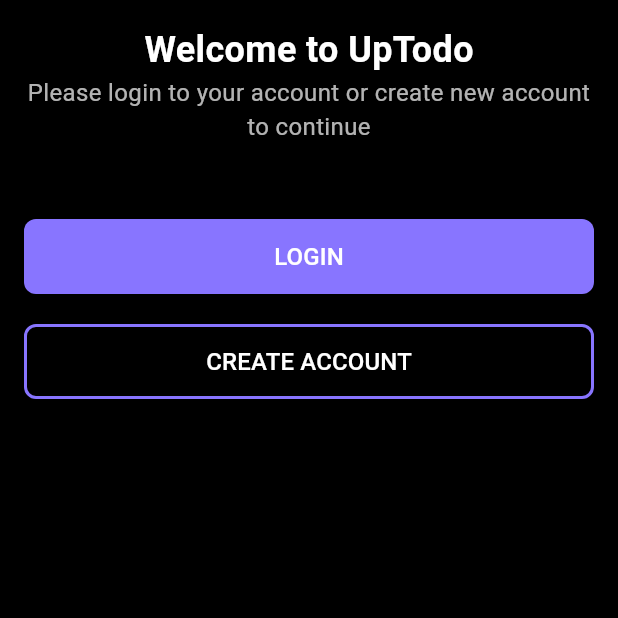
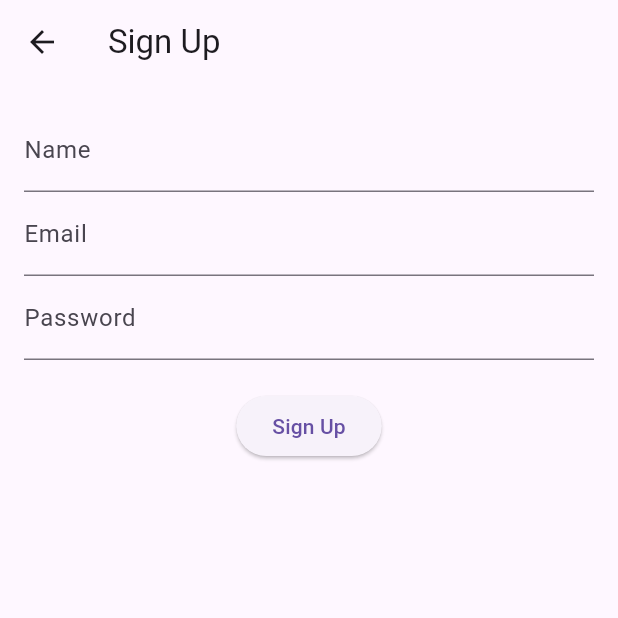
Before and after one commit to ziadimaish-Dimensions/ToDoApp, a Flutter app: the DecisionScreen screen opened directly, after a tap on "CREATE ACCOUNT", on a phone screen of 412 x 824 dp, the top half of it. Run offline on Flutter 3.47's test engine with Material 3 defaults, Android fonts, the phone set to English and light mode, and no system bars; our stand-ins replace cloud_firestore, firebase_auth, firebase_core; accounts and stored records are empty.

Commit message:
implementing authentication widget

```diff
--- a/lib/features/on_boarding/view/on_boarding_screen.dart
+++ b/lib/features/on_boarding/view/on_boarding_screen.dart
@@ -1,7 +1,6 @@
 import 'package:flutter/material.dart';
-import 'package:to_do_app/features/authentication/view/authentication_screen.dart';
-import 'package:to_do_app/features/authentication/view/decision_screen.dart';
 import 'package:to_do_app/features/on_boarding/widget/on_boarding_widget.dart';
+import 'package:to_do_app/features/sign_in/view/decision_screen.dart';
 import 'package:to_do_app/global/widgets/custom_elevated_button.dart';
 
 class OnBoardingScreen extends StatefulWidget {
--- a/lib/features/authentication/view/decision_screen.dart
+++ b/lib/features/sign_in/view/decision_screen.dart
@@ -1,5 +1,6 @@
 import 'package:flutter/material.dart';
-import 'package:to_do_app/features/authentication/view/authentication_screen.dart';
+import 'package:to_do_app/features/sign_in/view/sign_in_screen.dart';
+import 'package:to_do_app/features/sign_up/view/sign_up_screen.dart';
 import 'package:to_do_app/global/widgets/custom_elevated_button.dart';
 
 class DecisionScreen extends StatelessWidget {
@@ -41,7 +42,7 @@ class DecisionScreen extends StatelessWidget {
                 onPressed: () {
                   Navigator.of(context).push(
                     MaterialPageRoute(
-                      builder: (context) => const AuthenticationScreen(),
+                      builder: (context) => const SignInScreen(),
                     ),
                   );
                 },
@@ -50,7 +51,13 @@ class DecisionScreen extends StatelessWidget {
               const SizedBox(height: 20),
               CustomElevatedButton(
                 text: 'CREATE ACCOUNT',
-                onPressed: () {},
+                onPressed: () {
+                  Navigator.of(context).push(
+                    MaterialPageRoute(
+                      builder: (context) => SignUpScreen(),
+                    ),
+                  );
+                },
                 color: Colors.transparent,
                 borderColor: const Color(0xFF8875FF),
               ),
--- /dev/null
+++ b/lib/features/sign_up/view/sign_up_screen.dart
@@ -0,0 +1,76 @@
+import 'package:firebase_auth/firebase_auth.dart';
+import 'package:flutter/material.dart';
+import 'package:to_do_app/global/authentication/authentication_repository.dart';
+
+class SignUpScreen extends StatefulWidget {
+  const SignUpScreen({super.key});
+
+  @override
+  State<SignUpScreen> createState() => _SignUpScreenState();
+}
+
+class _SignUpScreenState extends State<SignUpScreen> {
+  final TextEditingController _emailController = TextEditingController();
+  final TextEditingController _passwordController = TextEditingController();
+  final TextEditingController _nameController = TextEditingController();
+  final AuthenticationRepository _authRepository = AuthenticationRepository();
+
+  @override
+  void dispose() {
+    _emailController.dispose();
+    _passwordController.dispose();
+    _nameController.dispose();
+    super.dispose();
+  }
+
+  void _signUp() async {
+    String email = _emailController.text;
+    String password = _passwordController.text;
+    String name = _nameController.text;
+
+    User? user = await _authRepository.signUpWithEmailPassword(email, password, name);
+    if (user != null) {
+      // Successfully signed up
+      print('User signed up: ${user.email}');
+      // Navigate to home screen or show success message
+    } else {
+      // Failed to sign up
+      print('Failed to sign up');
+      // Show error message
+    }
+  }
+
+  @override
+  Widget build(BuildContext context) {
+    return Scaffold(
+      appBar: AppBar(
+        title: const Text('Sign Up'),
+      ),
+      body: Padding(
+        padding: const EdgeInsets.all(16.0),
+        child: Column(
+          children: <Widget>[
+            TextField(
+              controller: _nameController,
+              decoration: const InputDecoration(labelText: 'Name'),
+            ),
+            TextField(
+              controller: _emailController,
+              decoration: const InputDecoration(labelText: 'Email'),
+            ),
+            TextField(
+              controller: _passwordController,
+              obscureText: true,
+              decoration: const InputDecoration(labelText: 'Password'),
+            ),
+            const SizedBox(height: 20),
+            ElevatedButton(
+              onPressed: _signUp,
+              child: const Text('Sign Up'),
+            ),
+          ],
+        ),
+      ),
+    );
+  }
+}
--- /dev/null
+++ b/lib/global/authentication/authentication_repository.dart
@@ -0,0 +1,48 @@
+import 'package:firebase_auth/firebase_auth.dart';
+import 'package:cloud_firestore/cloud_firestore.dart';
+
+class AuthenticationRepository {
+  final FirebaseAuth _auth = FirebaseAuth.instance;
+  final FirebaseFirestore _firestore = FirebaseFirestore.instance;
+
+  Future<User?> signUpWithEmailPassword(String email, String password, String name) async {
+    try {
+      UserCredential userCredential = await _auth.createUserWithEmailAndPassword(
+        email: email,
+        password: password,
+      );
+
+      User? user = userCredential.user;
+
+      if (user != null) {
+        await _firestore.collection('users').doc(user.uid).set({
+          'email': email,
+          'name': name,
+          'createdAt': FieldValue.serverTimestamp(),
+        });
+      }
+
+      return user;
+    } on FirebaseAuthException catch (e) {
+      print('Error: $e');
+      return null;
+    }
+  }
+
+  Future<User?> signInWithEmailPassword(String email, String password) async {
+    try {
+      UserCredential userCredential = await _auth.signInWithEmailAndPassword(
+        email: email,
+        password: password,
+      );
+      return userCredential.user;
+    } on FirebaseAuthException catch (e) {
+      print('Error: $e');
+      return null;
+    }
+  }
+
+  Future<void> signOut() async {
+    await _auth.signOut();
+  }
+}
```
Also changed, not shown: lib/features/sign_in/view/sign_in_screen.dart (added, +66 -0 lines), lib/global/authentication/widgets/authentication_widget.dart (renamed from lib/features/authentication/view/authentication_screen.dart, +84 -34 lines), lib/main.dart (+5 -3 lines), lib/features/sign_in/widgets/authentication_widget.dart (added), 3 other files.
